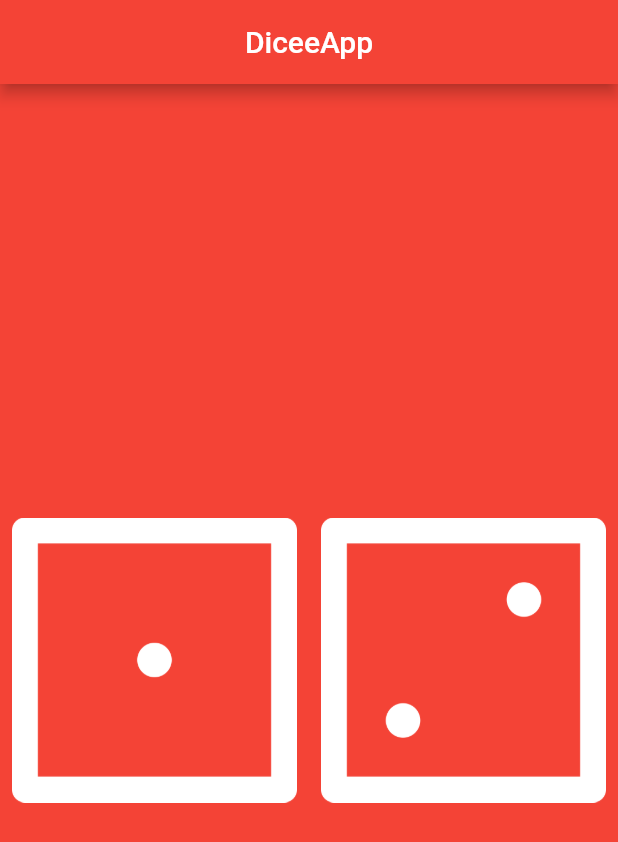
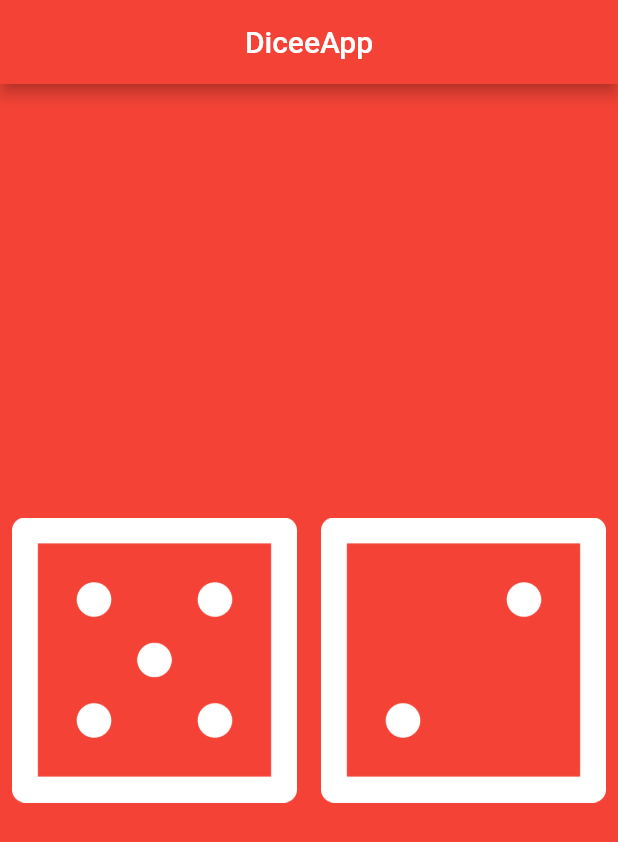
Before and after one commit to fluttersumato/section7_diceeApp, a Flutter app: the screen it shows after launch, on a phone screen of 412 x 824 dp. Shown: the top 842 px of the screen. Run offline on Flutter 3.47's test engine with Material 2 defaults, Android fonts, the phone set to English and light mode, and no system bars.

Commit message:
Variable added

```diff
--- a/lib/main.dart
+++ b/lib/main.dart
@@ -8,6 +8,7 @@ class DiceeApp extends StatelessWidget {
   @override
   Widget build(BuildContext context) {
     // TODO: implement build
+    var leftDiceNumber = 5;
     return MaterialApp(
       home: Scaffold(
         backgroundColor: Colors.red,
@@ -25,7 +26,7 @@ class DiceeApp extends StatelessWidget {
                   onPressed: () {
                     print("dice 1 clicked");
                   },
-                  child: Image.asset('images/dice1.png'),
+                  child: Image.asset('images/dice${leftDiceNumber}.png'),
                 ),
               ),
               Expanded(
```
